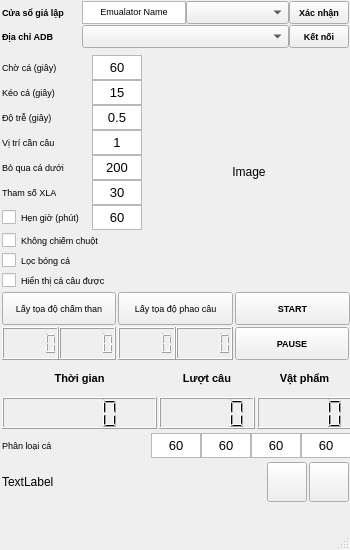
Before: the Qt Designer form qt_designer/UiMainWindow.ui in hung-hust-97/NTH-Auto-Game, drawn with Qt 5.
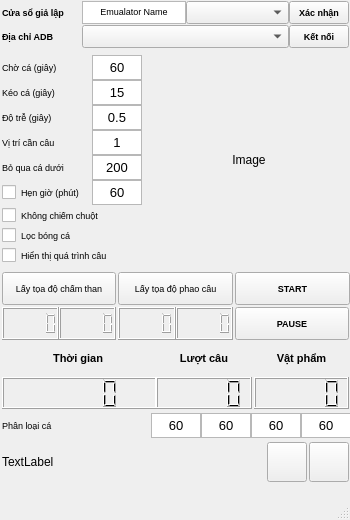
After: the same form once the commit is applied.

Diff of the .ui file:
```diff
--- a/qt_designer/UiMainWindow.ui
+++ b/qt_designer/UiMainWindow.ui
@@ -7,7 +7,7 @@
     <x>0</x>
     <y>0</y>
     <width>350</width>
-    <height>550</height>
+    <height>520</height>
    </rect>
   </property>
   <property name="minimumSize">
@@ -19,7 +19,7 @@
   <property name="maximumSize">
    <size>
     <width>350</width>
-    <height>550</height>
+    <height>520</height>
    </size>
   </property>
   <property name="windowTitle">
@@ -30,7 +30,7 @@
     <property name="geometry">
      <rect>
       <x>0</x>
-      <y>460</y>
+      <y>440</y>
       <width>351</width>
       <height>44</height>
      </rect>
@@ -160,8 +160,8 @@
     <property name="geometry">
      <rect>
       <x>0</x>
-      <y>360</y>
-      <width>354</width>
+      <y>340</y>
+      <width>351</width>
       <height>71</height>
      </rect>
     </property>
@@ -360,10 +360,10 @@
       <x>0</x>
       <y>50</y>
       <width>351</width>
-      <height>245</height>
+      <height>220</height>
      </rect>
     </property>
-    <layout class="QGridLayout" name="row2" rowstretch="0,0" columnstretch="0,0">
+    <layout class="QGridLayout" name="row2" rowstretch="0" columnstretch="0">
      <property name="leftMargin">
       <number>2</number>
      </property>
@@ -379,7 +379,7 @@
      <property name="spacing">
       <number>2</number>
      </property>
-     <item row="1" column="1">
+     <item row="0" column="0">
       <layout class="QHBoxLayout" name="col2_2" stretch="0,0">
        <property name="spacing">
         <number>0</number>
@@ -750,71 +750,7 @@
              </property>
             </widget>
            </item>
-           <item row="6" column="0">
-            <widget class="QLabel" name="lblMinContours">
-             <property name="minimumSize">
-              <size>
-               <width>80</width>
-               <height>25</height>
-              </size>
-             </property>
-             <property name="maximumSize">
-              <size>
-               <width>999</width>
-               <height>25</height>
-              </size>
-             </property>
-             <property name="font">
-              <font>
-               <pointsize>7</pointsize>
-              </font>
-             </property>
-             <property name="text">
-              <string>Tham số XLA</string>
-             </property>
-            </widget>
-           </item>
-           <item row="6" column="1">
-            <widget class="QTextEdit" name="txtMinContour">
-             <property name="sizePolicy">
-              <sizepolicy hsizetype="Preferred" vsizetype="Preferred">
-               <horstretch>0</horstretch>
-               <verstretch>0</verstretch>
-              </sizepolicy>
-             </property>
-             <property name="minimumSize">
-              <size>
-               <width>50</width>
-               <height>25</height>
-              </size>
-             </property>
-             <property name="maximumSize">
-              <size>
-               <width>50</width>
-               <height>25</height>
-              </size>
-             </property>
-             <property name="font">
-              <font>
-               <pointsize>7</pointsize>
-              </font>
-             </property>
-             <property name="verticalScrollBarPolicy">
-              <enum>Qt::ScrollBarAlwaysOff</enum>
-             </property>
-             <property name="horizontalScrollBarPolicy">
-              <enum>Qt::ScrollBarAlwaysOff</enum>
-             </property>
-             <property name="html">
-              <string>&lt;!DOCTYPE HTML PUBLIC &quot;-//W3C//DTD HTML 4.0//EN&quot; &quot;http://www.w3.org/TR/REC-html40/strict.dtd&quot;&gt;
-&lt;html&gt;&lt;head&gt;&lt;meta name=&quot;qrichtext&quot; content=&quot;1&quot; /&gt;&lt;style type=&quot;text/css&quot;&gt;
-p, li { white-space: pre-wrap; }
-&lt;/style&gt;&lt;/head&gt;&lt;body style=&quot; font-family:'MS Shell Dlg 2'; font-size:7pt; font-weight:400; font-style:normal;&quot;&gt;
-&lt;p align=&quot;center&quot; style=&quot; margin-top:0px; margin-bottom:0px; margin-left:0px; margin-right:0px; -qt-block-indent:0; text-indent:0px;&quot;&gt;&lt;span style=&quot; font-size:10pt;&quot;&gt;30&lt;/span&gt;&lt;/p&gt;&lt;/body&gt;&lt;/html&gt;</string>
-             </property>
-            </widget>
-           </item>
-           <item row="7" column="0">
+           <item row="8" column="0">
             <widget class="QCheckBox" name="cbShutdownPC">
              <property name="sizePolicy">
               <sizepolicy hsizetype="Fixed" vsizetype="Fixed">
@@ -844,7 +780,7 @@
              </property>
             </widget>
            </item>
-           <item row="7" column="1">
+           <item row="8" column="1">
             <widget class="QTextEdit" name="txtShutdownTime">
              <property name="sizePolicy">
               <sizepolicy hsizetype="Preferred" vsizetype="Preferred">
@@ -965,7 +901,7 @@
               </font>
              </property>
              <property name="text">
-              <string>Hiển thị cá câu được</string>
+              <string>Hiển thị quá trình câu</string>
              </property>
             </widget>
            </item>
@@ -1018,7 +954,7 @@
     <property name="geometry">
      <rect>
       <x>0</x>
-      <y>290</y>
+      <y>270</y>
       <width>351</width>
       <height>72</height>
      </rect>
@@ -1487,7 +1423,7 @@
     <property name="geometry">
      <rect>
       <x>0</x>
-      <y>430</y>
+      <y>410</y>
       <width>351</width>
       <height>31</height>
      </rect>
```
Left out of the diff: 4 changed lines with no effect on the pictures.
